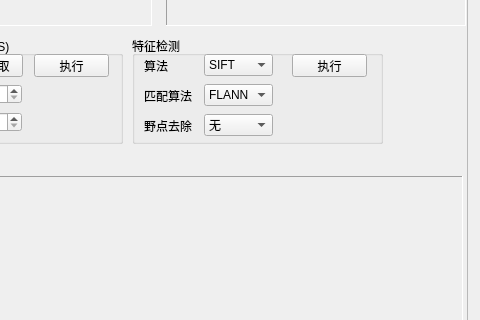
The window that DIP-Lab2/DIPLab2.ui (0xja-eth/DIP-Lab2) describes before a commit, drawn with Qt 5; both pictures show x 160 to 640 and y 316 to 636 of the 640 by 800 pixel window.
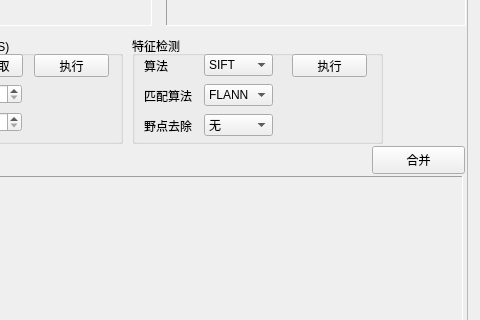
The same window after the commit.

```diff
--- a/DIP-Lab2/DIPLab2.ui
+++ b/DIP-Lab2/DIPLab2.ui
@@ -701,6 +701,19 @@
       <string>恢复原图</string>
      </property>
     </widget>
+    <widget class="QPushButton" name="doCombineImage">
+     <property name="geometry">
+      <rect>
+       <x>520</x>
+       <y>450</y>
+       <width>93</width>
+       <height>28</height>
+      </rect>
+     </property>
+     <property name="text">
+      <string>合并</string>
+     </property>
+    </widget>
    </widget>
   </widget>
  </widget>
```
